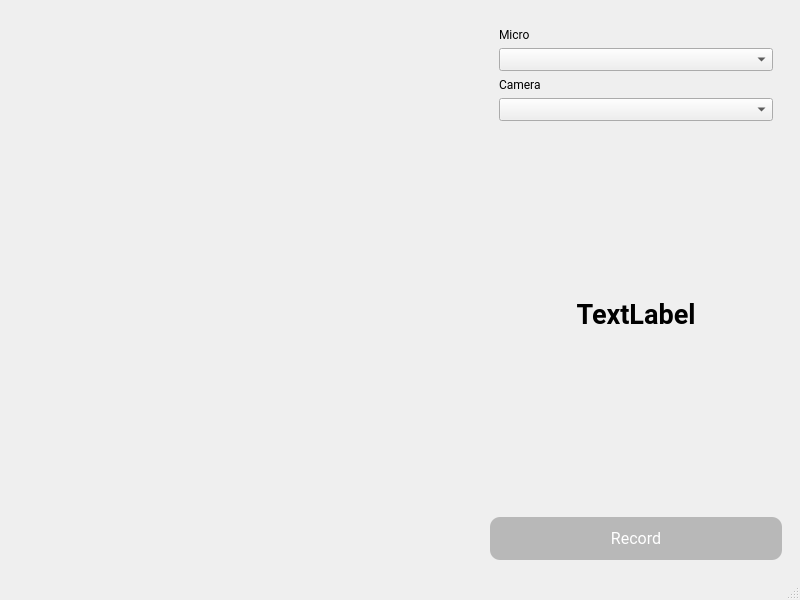
First picture: the form in main_pyside.ui, repository Yoan-Lespessailles/acquisition_donnees, before the edit.
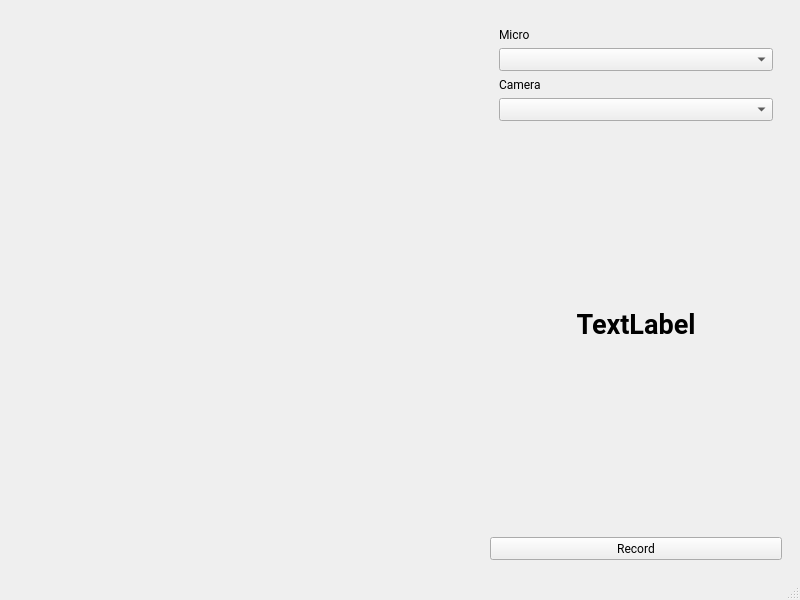
Second picture: the form after the edit.

Commit message: Visualisation des différentes informations récupérées de le caméra et du micro sélectionné

The edit to the form file:
```diff
--- a/main_pyside.ui
+++ b/main_pyside.ui
@@ -125,26 +125,10 @@
            <property name="font">
             <font>
              <family>Roboto</family>
-             <pointsize>-1</pointsize>
             </font>
            </property>
            <property name="styleSheet">
-            <string notr="true">#button_record {   
-    background-color: #B8B8B8;
-    color: white;
-    border: none;
-    border-radius: 10px;
-    padding: 12px;
-    font-size: 16px;
-}
-
-#button_record:hover {
-    background-color: #ABABAB;
-}
-
-#button_record:pressed {
-    background-color: #919191;
-}</string>
+            <string notr="true"/>
            </property>
            <property name="text">
             <string>Record</string>
```
The commit also changes 2 other files.
